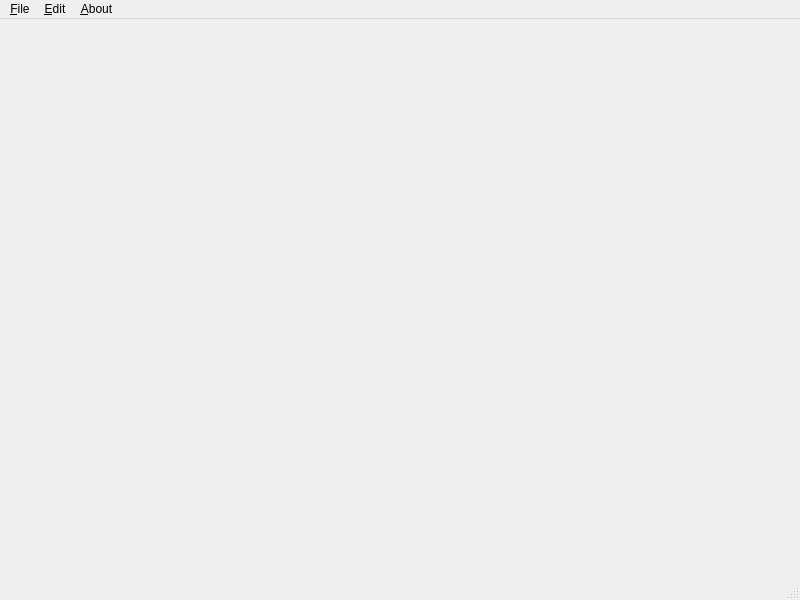
gookeryoung/fspacker, file examples/gui_pyside2/depends/CNMapViewer.ui: the form before one commit.
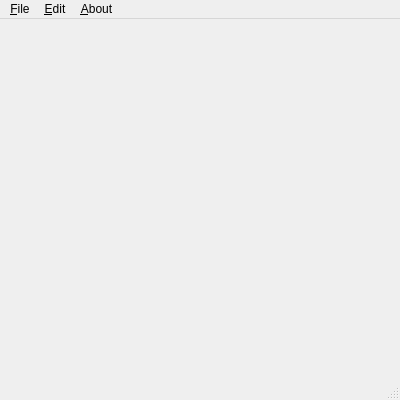
The form after the commit. Icons and pictures are not drawn.

What changed in the file:
```diff
--- a/examples/gui_pyside2/depends/CNMapViewer.ui
+++ b/examples/gui_pyside2/depends/CNMapViewer.ui
@@ -6,10 +6,16 @@
    <rect>
     <x>0</x>
     <y>0</y>
-    <width>800</width>
-    <height>600</height>
+    <width>400</width>
+    <height>400</height>
    </rect>
   </property>
+  <property name="minimumSize">
+   <size>
+    <width>400</width>
+    <height>400</height>
+   </size>
+  </property>
   <property name="windowTitle">
    <string>MainWindow</string>
   </property>
@@ -19,7 +25,7 @@
     <rect>
      <x>0</x>
      <y>0</y>
-     <width>800</width>
+     <width>400</width>
      <height>22</height>
     </rect>
    </property>
```
Left out of the diff: 20 changed lines with no effect on the pictures.
